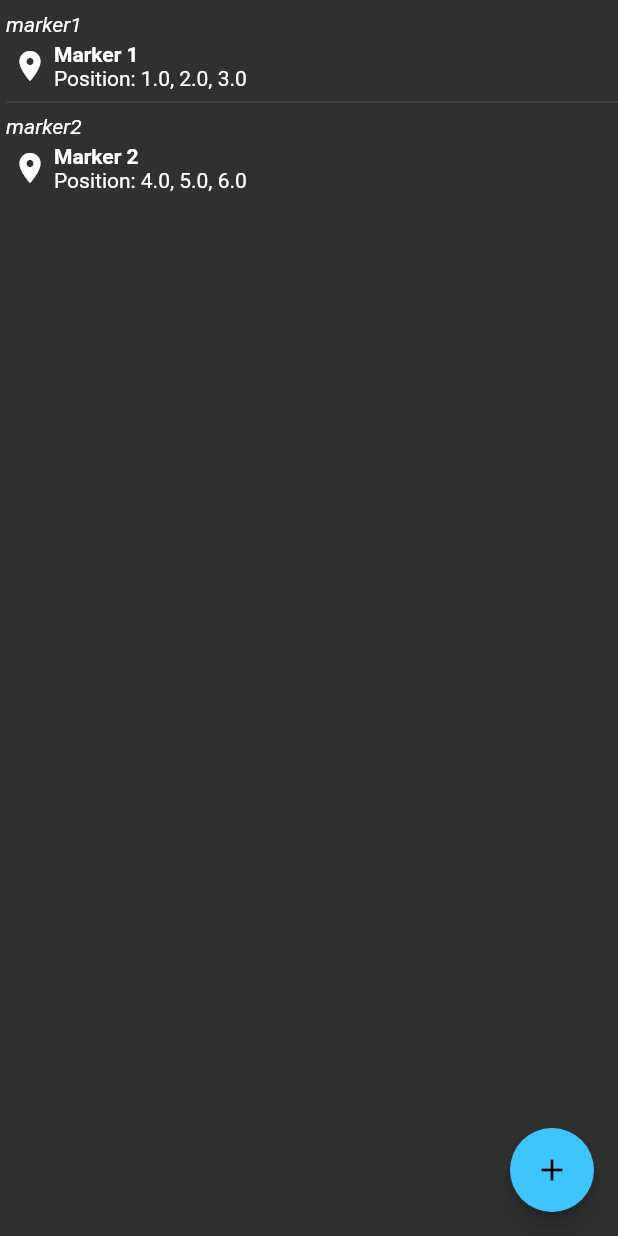
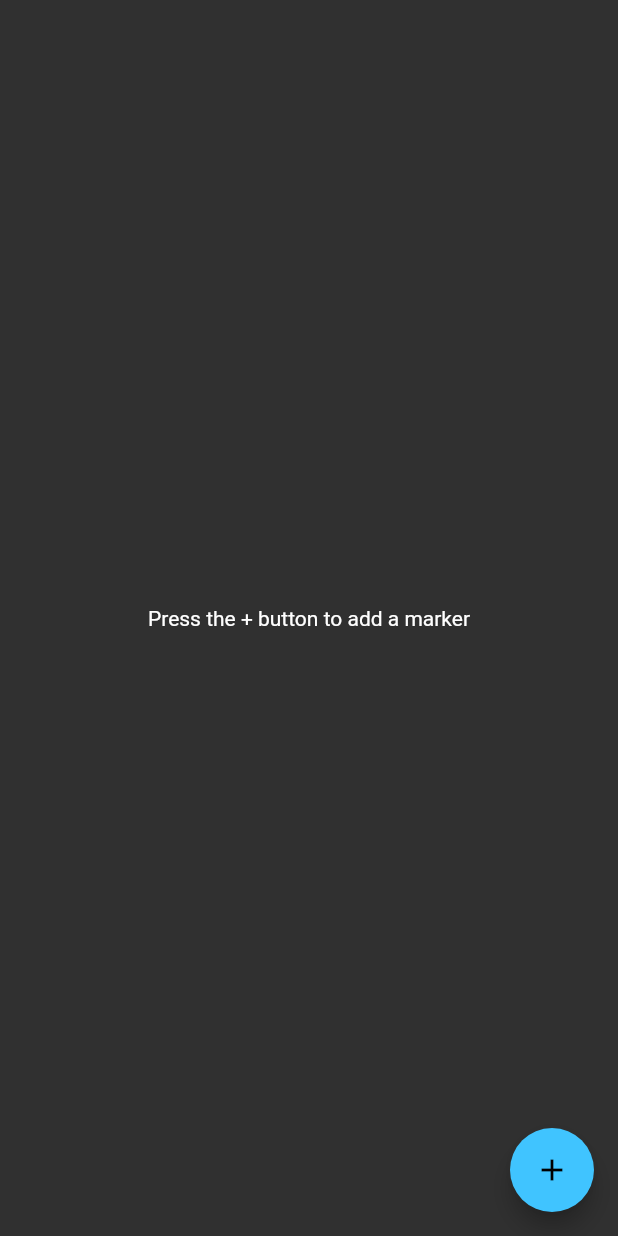
Before and after one commit to TechnicJelle/BlueMapMarkerGenerator, a Flutter app: the MarkerSetTab screen opened directly with empty values, on a phone screen of 412 x 824 dp. Run offline on Flutter 3.47's test engine with Material 2 defaults, Android fonts, the phone set to English and light mode, and no system bars.

Commit message:
Hint to create markers if a set has none

```diff
--- a/lib/tabs/tab_marker_set.dart
+++ b/lib/tabs/tab_marker_set.dart
@@ -1,10 +1,8 @@
 import "package:flutter/material.dart";
-import "package:vector_math/vector_math.dart" as vector_math;
 
 import "../dialog_add.dart";
 import "../schemas/marker.dart";
 import "../schemas/marker_set.dart";
-import "../schemas/marker_poi.dart";
 
 class MarkerSetTab extends StatefulWidget {
   final String label;
@@ -13,16 +11,7 @@ class MarkerSetTab extends StatefulWidget {
   MarkerSetTab({required this.label, super.key})
       : markerSet = MarkerSet(
           label: label,
-          markers: {
-            "marker1": MarkerPOI(
-              position: vector_math.Vector3(1, 2, 3),
-              label: "Marker 1",
-            ),
-            "marker2": MarkerPOI(
-              position: vector_math.Vector3(4, 5, 6),
-              label: "Marker 2",
-            ),
-          },
+          markers: {},
         );
 
   @override
@@ -49,7 +38,9 @@ class _MarkerSetTabState extends State<MarkerSetTab> {
   @override
   Widget build(BuildContext context) {
     return Scaffold(
-      body: markerSet.toWidget(setState),
+      body: markerSet.markers.isEmpty
+          ? const Center(child: Text("Press the + button to add a marker"))
+          : markerSet.toWidget(setState),
       floatingActionButton: FloatingActionButton(
         onPressed: _addMarker,
         tooltip: "Add Marker",
```
